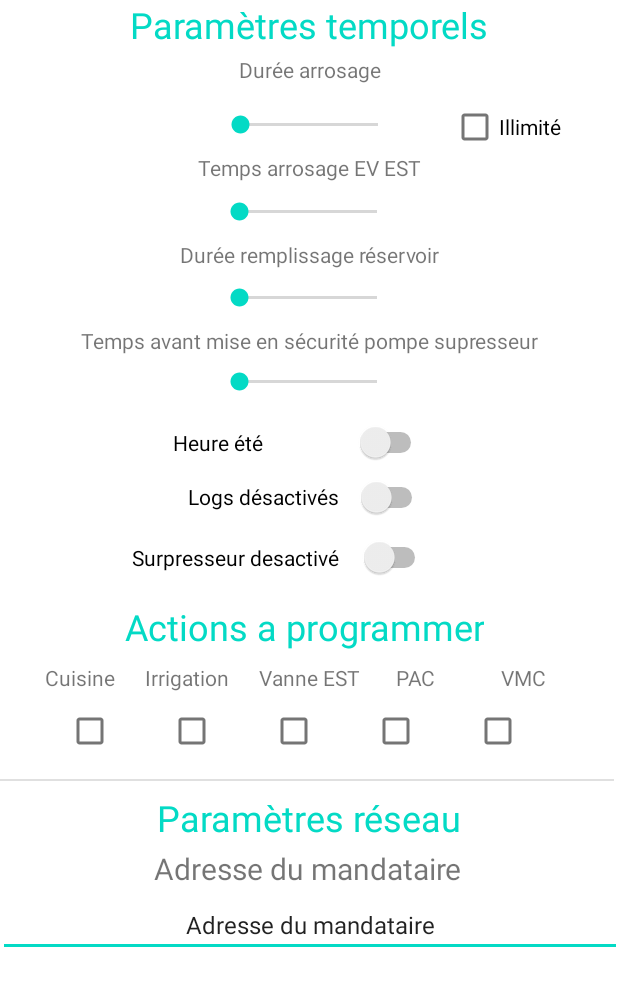
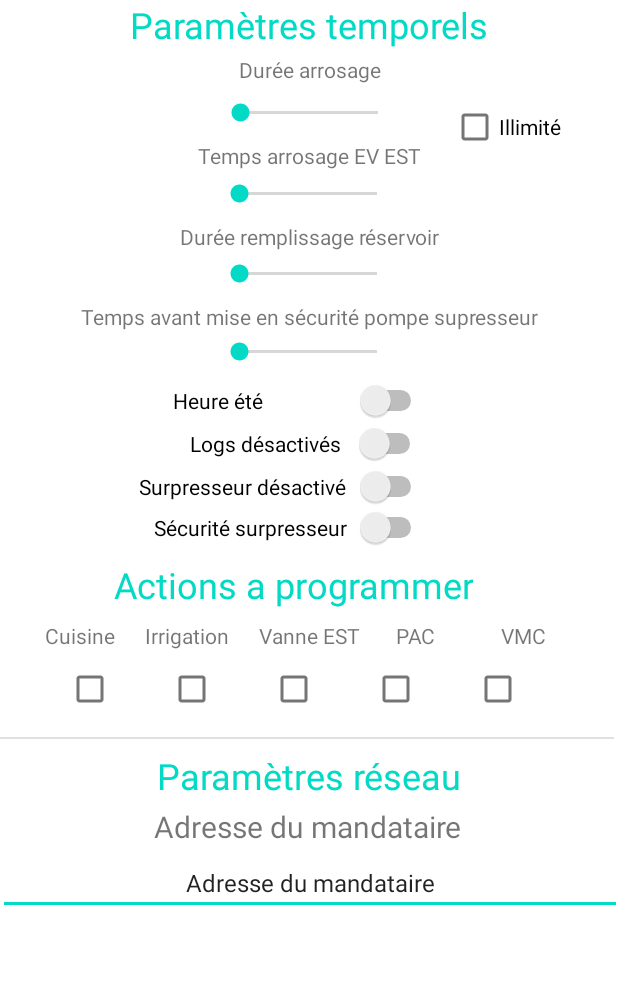
Before and after one commit to geo17137/HomeControlFrontEnd, an Android app: the layout activity_parameter.xml on its own in the app's theme, with its tools: preview values and no code run, on a phone screen of 412 x 824 dp. Shown: the top 986 px of the screen. Run offline under Robolectric (Android 15) with nearby library versions, the phone set to English and light mode, and no system bars.

Commit message:
Intègre la prise en charge sécurité supresseur

```diff
--- a/app/src/main/java/dt/cr/com/automate/MainActivity.java
+++ b/app/src/main/java/dt/cr/com/automate/MainActivity.java
@@ -59,7 +59,7 @@ public class Secret {
 }
  */
 public class MainActivity extends AppCompatActivity {
-  final String TARGET_OFF = "_";
+  final String TARGET_OFF = "";
   final String LOCAL_ADRESS = Secret.LOCAL_ADRESS;
   final String ADDRESS = Secret.ADDRESS;
 
@@ -114,7 +114,7 @@ public class MainActivity extends AppCompatActivity {
   private static final CharSequence SSID1 = "jeanbart";
   private static final CharSequence SSID2 = "jeanbart_5GHz";
   private static final CharSequence SSID3 = "jeanbart_plus";
-  private static final CharSequence SSID4 = "AndroidWifi1";
+  private static final CharSequence SSID4 = "AndroidWifi";
 
   //-----------------------
   //    Modes de fonct. VMC
--- a/app/src/main/java/dt/cr/com/automate/Unic.java
+++ b/app/src/main/java/dt/cr/com/automate/Unic.java
@@ -7,7 +7,7 @@ import android.widget.ImageButton;
 class Unic {
 
   @SuppressLint("StaticFieldLeak")
-  final String version = "2024.01.13";
+  final String version = "2024.04.01";
 
   private static final Unic ourInstance = new Unic();
 
--- a/app/src/main/res/layout/activity_parameter.xml
+++ b/app/src/main/res/layout/activity_parameter.xml
@@ -7,11 +7,22 @@
     tools:context=".ParameterActivity">
 
     <Switch
+        android:id="@+id/switchSupressorSecurity"
+        android:layout_width="182dp"
+        android:layout_height="26dp"
+        android:layout_marginStart="32dp"
+        android:layout_marginEnd="64dp"
+        android:text="@string/surpressor_security_off"
+        app:layout_constraintEnd_toEndOf="parent"
+        app:layout_constraintHorizontal_bias="0.526"
+        app:layout_constraintStart_toStartOf="parent"
+        app:layout_constraintTop_toBottomOf="@+id/switchSupressorDis" />
+
+    <Switch
         android:id="@+id/switchSupressorDis"
-        android:layout_width="199dp"
-        android:layout_height="26dp"
+        android:layout_width="192dp"
+        android:layout_height="21dp"
         android:layout_marginStart="12dp"
-        android:layout_marginTop="12dp"
         android:layout_marginEnd="64dp"
         android:text="@string/surpressor_dis"
         app:layout_constraintEnd_toEndOf="parent"
@@ -92,16 +103,16 @@
         android:layout_width="wrap_content"
         android:layout_height="wrap_content"
         android:layout_marginStart="32dp"
-        android:layout_marginTop="16dp"
+        android:layout_marginTop="8dp"
         android:layout_marginEnd="32dp"
         android:text="Actions a programmer"
         android:textAlignment="center"
         android:textColor="@color/teal_200"
         android:textSize="24sp"
         app:layout_constraintEnd_toEndOf="parent"
-        app:layout_constraintHorizontal_bias="0.472"
+        app:layout_constraintHorizontal_bias="0.403"
         app:layout_constraintStart_toStartOf="parent"
-        app:layout_constraintTop_toBottomOf="@+id/switchSupressorDis" />
+        app:layout_constraintTop_toBottomOf="@+id/switchSupressorSecurity" />
 
     <TextView
         android:id="@+id/textView5"
@@ -151,10 +162,9 @@
 
     <Switch
         android:id="@+id/switchLogReport"
-        android:layout_width="160dp"
-        android:layout_height="29dp"
+        android:layout_width="157dp"
+        android:layout_height="30dp"
         android:layout_marginStart="64dp"
-        android:layout_marginTop="8dp"
         android:layout_marginEnd="64dp"
         android:text="@string/activer_les_logs"
         app:layout_constraintEnd_toEndOf="parent"
@@ -167,7 +177,6 @@
         android:layout_width="124dp"
         android:layout_height="22dp"
         android:layout_marginStart="32dp"
-        android:layout_marginTop="4dp"
         android:layout_marginEnd="32dp"
         app:layout_constraintEnd_toEndOf="parent"
         app:layout_constraintHorizontal_bias="0.497"
@@ -192,7 +201,6 @@
         android:layout_width="124dp"
         android:layout_height="22dp"
         android:layout_marginStart="32dp"
-        android:layout_marginTop="4dp"
         android:layout_marginEnd="32dp"
         app:layout_constraintEnd_toEndOf="parent"
         app:layout_constraintHorizontal_bias="0.497"
@@ -218,7 +226,6 @@
         android:layout_width="124dp"
         android:layout_height="22dp"
         android:layout_marginStart="32dp"
-        android:layout_marginTop="4dp"
         android:layout_marginEnd="32dp"
         app:layout_constraintEnd_toEndOf="parent"
         app:layout_constraintHorizontal_bias="0.497"
@@ -258,7 +265,6 @@
         android:layout_width="124dp"
         android:layout_height="22dp"
         android:layout_marginStart="32dp"
-        android:layout_marginTop="8dp"
         android:layout_marginEnd="32dp"
         app:layout_constraintEnd_toEndOf="parent"
         app:layout_constraintStart_toStartOf="parent"
@@ -282,7 +288,7 @@
         android:layout_width="169dp"
         android:layout_height="25dp"
         android:layout_marginStart="64dp"
-        android:layout_marginTop="16dp"
+        android:layout_marginTop="8dp"
         android:layout_marginEnd="64dp"
         android:text="@string/heure_ete"
         app:layout_constraintEnd_toEndOf="parent"
--- a/app/src/main/res/values/strings.xml
+++ b/app/src/main/res/values/strings.xml
@@ -46,13 +46,14 @@
     <string name="vmc_programm_on">VMC heure mise sous tension</string>
     <string name="vmc_programm_off">VMC heure mise hors tension</string>
     <string name="active">Activé</string>
-    <string name="desactive">Desactivé</string>
+    <string name="desactive">Désactivé</string>
     <string name="IR_off_line">IR hors ligne</string>
     <string name="pac_ajust">Réglage PAC</string>
     <string name="pac_command">Commande PAC</string>
     <string name="pac_on">PAC on</string>
     <string name="pac_off">PAC off</string>
-    <string name="surpressor_dis">Surpresseur desactivé</string>
+    <string name="surpressor_dis">Surpresseur désactivé</string>
     <string name="surpressor_en">Surpresseur activé</string>
-
+    <string name="surpressor_security_off">Sécurité surpresseur</string>
+    <string name="surpressor_security_on">Sécurité surpresseuron</string>
 </resources>
```
Also changed, not shown: app/src/main/java/dt/cr/com/automate/ParameterActivity.java (+22 -1 lines).
